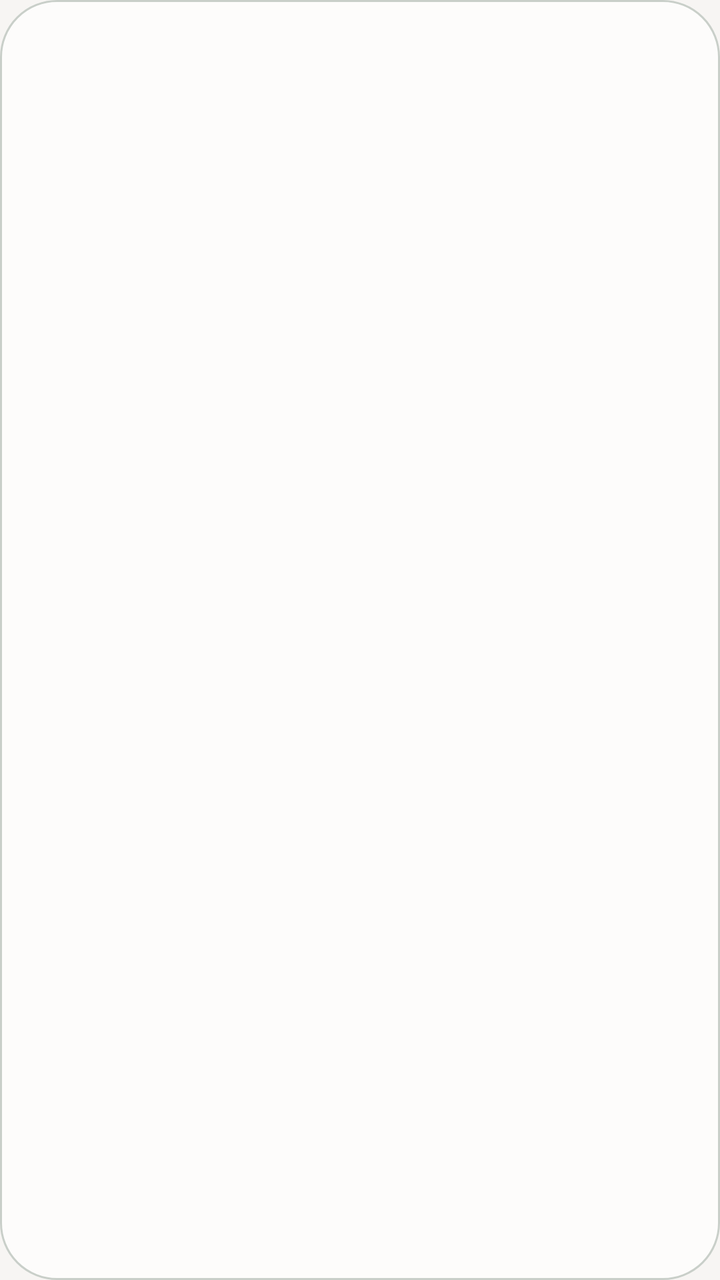
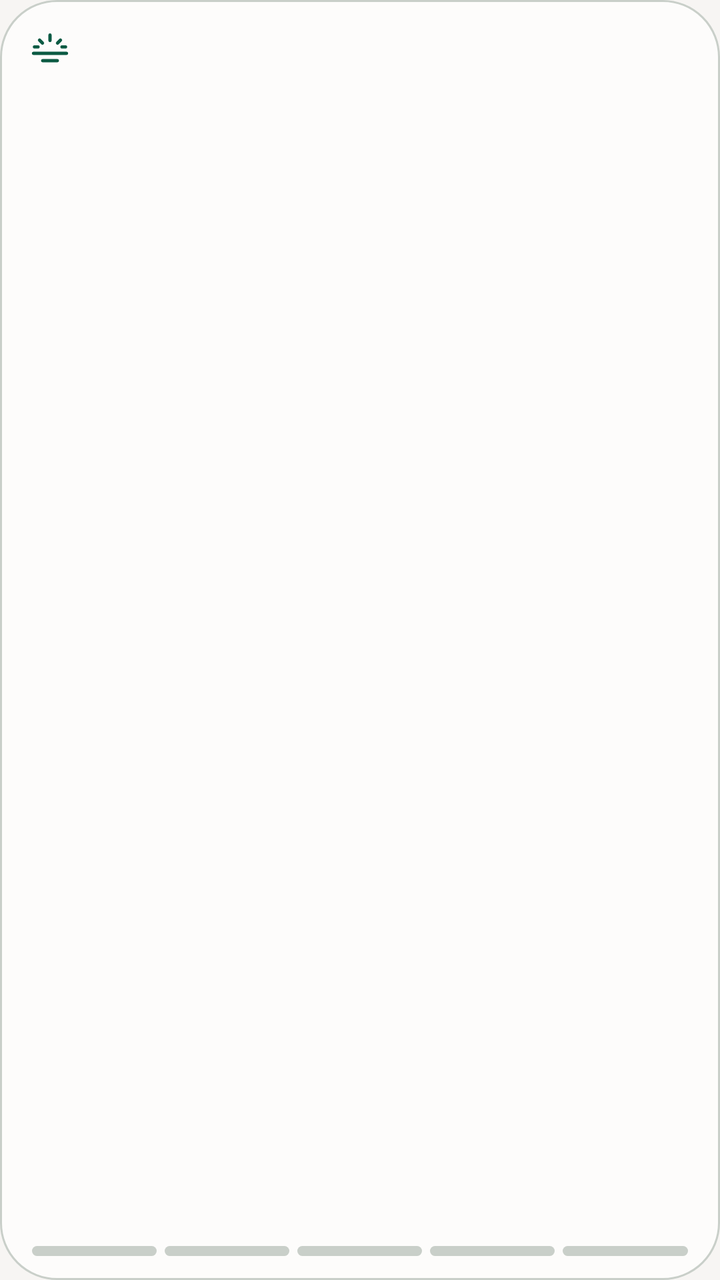

Before-and-after screenshots of an Android layout around one commit, followed by the original layout XML and the change that was made.
<!-- AndroidManifest.xml: application theme Theme.SajdaTime -->
<!-- res/layout/widget_next_prayer.xml -->
<?xml version="1.0" encoding="utf-8"?>
<LinearLayout xmlns:android="http://schemas.android.com/apk/res/android"
    android:id="@+id/widget_root"
    android:layout_width="match_parent"
    android:layout_height="match_parent"
    android:background="@drawable/widget_background"
    android:gravity="center_vertical"
    android:orientation="vertical"
    android:paddingStart="14dp"
    android:paddingTop="8dp"
    android:paddingEnd="14dp"
    android:paddingBottom="8dp">

    <TextView
        android:id="@+id/widget_name"
        android:layout_width="match_parent"
        android:layout_height="wrap_content"
        android:ellipsize="end"
        android:importantForAccessibility="no"
        android:maxLines="1"
        android:textAlignment="viewStart"
        android:textColor="@color/widget_on_surface"
        android:textSize="20sp"
        android:textStyle="bold" />

    <TextView
        android:id="@+id/widget_time"
        android:layout_width="match_parent"
        android:layout_height="wrap_content"
        android:ellipsize="end"
        android:fontFeatureSettings="tnum"
        android:importantForAccessibility="no"
        android:maxLines="1"
        android:textAlignment="viewStart"
        android:textColor="@color/widget_on_surface"
        android:textSize="16sp" />

    <TextView
        android:id="@+id/widget_sublabel"
        android:layout_width="match_parent"
        android:layout_height="wrap_content"
        android:ellipsize="end"
        android:importantForAccessibility="no"
        android:maxLines="1"
        android:textAlignment="viewStart"
        android:textColor="@color/widget_on_surface_variant"
        android:textSize="11sp"
        android:visibility="gone" />

    <Chronometer
        android:id="@+id/widget_countdown"
        android:layout_width="match_parent"
        android:layout_height="wrap_content"
        android:importantForAccessibility="no"
        android:textAlignment="viewStart"
        android:textColor="@color/widget_primary"
        android:textSize="14sp"
        android:visibility="gone" />
</LinearLayout>
<!-- resources referenced by this layout -->
<resources>
  <color name="widget_on_surface">#1B211E</color>
  <color name="widget_on_surface_variant">#5A605C</color>
  <color name="widget_primary">#0B5A43</color>
  <!-- drawable widget_background (drawable) -->
  <?xml version="1.0" encoding="utf-8"?>
  <shape xmlns:android="http://schemas.android.com/apk/res/android" android:shape="rectangle">
      <solid android:color="@color/widget_surface" />
      <corners android:radius="@dimen/widget_corner_radius" />
      <stroke android:width="1dp" android:color="@color/widget_outline_variant" />
  </shape>
  <style name="Theme.SajdaTime" parent="android:Theme.Material.Light.NoActionBar">
          <item name="android:statusBarColor">@android:color/transparent</item>
          <item name="android:navigationBarColor">@android:color/transparent</item>
          <item name="android:windowBackground">@color/window_background</item>
      </style>
  <color name="widget_surface">#FDFCFB</color>
  <dimen name="widget_corner_radius">16dp</dimen>
  <color name="widget_outline_variant">#C9CFC9</color>
  <color name="window_background">#F7F5F3</color>
</resources>

<!-- the commit's change to res/layout/widget_next_prayer.xml (unified diff, before → after) -->
@@ -1,59 +1,154 @@
 <?xml version="1.0" encoding="utf-8"?>
-<LinearLayout xmlns:android="http://schemas.android.com/apk/res/android"
+<LinearLayout
+    xmlns:android="http://schemas.android.com/apk/res/android"
+    xmlns:tools="http://schemas.android.com/tools"
     android:id="@+id/widget_root"
     android:layout_width="match_parent"
     android:layout_height="match_parent"
     android:background="@drawable/widget_background"
-    android:gravity="center_vertical"
     android:orientation="vertical"
     android:paddingStart="14dp"
-    android:paddingTop="8dp"
+    android:paddingTop="12dp"
     android:paddingEnd="14dp"
-    android:paddingBottom="8dp">
+    android:paddingBottom="12dp"
+    tools:ignore="UselessLeaf,NestedWeights,UseCompoundDrawables">
 
-    <TextView
-        android:id="@+id/widget_name"
+    <LinearLayout
         android:layout_width="match_parent"
         android:layout_height="wrap_content"
-        android:ellipsize="end"
-        android:importantForAccessibility="no"
-        android:maxLines="1"
-        android:textAlignment="viewStart"
-        android:textColor="@color/widget_on_surface"
-        android:textSize="20sp"
-        android:textStyle="bold" />
-
-    <TextView
-        android:id="@+id/widget_time"
-        android:layout_width="match_parent"
-        android:layout_height="wrap_content"
-        android:ellipsize="end"
-        android:fontFeatureSettings="tnum"
-        android:importantForAccessibility="no"
-        android:maxLines="1"
-        android:textAlignment="viewStart"
-        android:textColor="@color/widget_on_surface"
-        android:textSize="16sp" />
+        android:gravity="center_vertical"
+        android:orientation="horizontal">
+        <ImageView
+            android:id="@+id/widget_glyph"
+            android:layout_width="22dp"
+            android:layout_height="22dp"
+            android:importantForAccessibility="no"
+            android:src="@drawable/widget_glyph_fajr"
+            android:tint="@color/widget_primary" />
+        <TextView
+            android:id="@+id/widget_name"
+            android:layout_width="wrap_content"
+            android:layout_height="wrap_content"
+            android:layout_marginStart="8dp"
+            android:ellipsize="end"
+            android:importantForAccessibility="no"
+            android:maxLines="1"
+            android:textAlignment="viewStart"
+            android:textColor="@color/widget_on_surface"
+            android:textSize="16sp"
+            android:textStyle="bold" />
+        <TextView
+            android:id="@+id/widget_time"
+            android:layout_width="0dp"
+            android:layout_height="wrap_content"
+            android:layout_marginStart="8dp"
+            android:layout_weight="1"
+            android:ellipsize="end"
+            android:fontFeatureSettings="tnum"
+            android:importantForAccessibility="no"
+            android:maxLines="1"
+            android:textAlignment="viewEnd"
+            android:textColor="@color/widget_on_surface_variant"
+            android:textSize="13sp" />
+    </LinearLayout>
 
     <TextView
         android:id="@+id/widget_sublabel"
         android:layout_width="match_parent"
         android:layout_height="wrap_content"
+        android:layout_marginTop="2dp"
         android:ellipsize="end"
         android:importantForAccessibility="no"
         android:maxLines="1"
         android:textAlignment="viewStart"
         android:textColor="@color/widget_on_surface_variant"
-        android:textSize="11sp"
+        android:textSize="12sp"
         android:visibility="gone" />
+
+    <LinearLayout
+        android:layout_width="match_parent"
+        android:layout_height="0dp"
+        android:layout_weight="1"
+        android:orientation="vertical" />
 
     <Chronometer
         android:id="@+id/widget_countdown"
         android:layout_width="match_parent"
         android:layout_height="wrap_content"
+        android:fontFamily="sans-serif-light"
+        android:fontFeatureSettings="tnum"
         android:importantForAccessibility="no"
+        android:includeFontPadding="false"
+        android:maxLines="1"
         android:textAlignment="viewStart"
-        android:textColor="@color/widget_primary"
-        android:textSize="14sp"
+        android:textColor="@color/widget_on_surface"
+        android:textSize="36sp"
         android:visibility="gone" />
+    <TextView
+        android:id="@+id/widget_hero_time"
+        android:layout_width="match_parent"
+        android:layout_height="wrap_content"
+        android:ellipsize="end"
+        android:fontFamily="sans-serif-light"
+        android:fontFeatureSettings="tnum"
+        android:importantForAccessibility="no"
+        android:includeFontPadding="false"
+        android:maxLines="1"
+        android:textAlignment="viewStart"
+        android:textColor="@color/widget_on_surface"
+        android:textSize="36sp"
+        android:visibility="gone" />
+
+    <LinearLayout
+        android:id="@+id/widget_progress"
+        android:layout_width="match_parent"
+        android:layout_height="wrap_content"
+        android:layout_marginTop="10dp"
+        android:orientation="horizontal">
+        <ImageView
+            android:id="@+id/widget_seg_1"
+            android:layout_width="0dp"
+            android:layout_height="5dp"
+            android:layout_marginStart="2dp"
+            android:layout_marginEnd="2dp"
+            android:layout_weight="1"
+            android:background="@drawable/widget_seg_todo"
+            android:importantForAccessibility="no" />
+        <ImageView
+            android:id="@+id/widget_seg_2"
+            android:layout_width="0dp"
+            android:layout_height="5dp"
+            android:layout_marginStart="2dp"
+            android:layout_marginEnd="2dp"
+            android:layout_weight="1"
+            android:background="@drawable/widget_seg_todo"
+            android:importantForAccessibility="no" />
+        <ImageView
+            android:id="@+id/widget_seg_3"
+            android:layout_width="0dp"
+            android:layout_height="5dp"
+            android:layout_marginStart="2dp"
+            android:layout_marginEnd="2dp"
+            android:layout_weight="1"
+            android:background="@drawable/widget_seg_todo"
+            android:importantForAccessibility="no" />
+        <ImageView
+            android:id="@+id/widget_seg_4"
+            android:layout_width="0dp"
+            android:layout_height="5dp"
+            android:layout_marginStart="2dp"
+            android:layout_marginEnd="2dp"
+            android:layout_weight="1"
+            android:background="@drawable/widget_seg_todo"
+            android:importantForAccessibility="no" />
+        <ImageView
+            android:id="@+id/widget_seg_5"
+            android:layout_width="0dp"
+            android:layout_height="5dp"
+            android:layout_marginStart="2dp"
+            android:layout_marginEnd="2dp"
+            android:layout_weight="1"
+            android:background="@drawable/widget_seg_todo"
+            android:importantForAccessibility="no" />
+    </LinearLayout>
 </LinearLayout>
<!-- resource entries referenced after the edit -->
@@ -10,6 +10,28 @@
       <corners android:radius="@dimen/widget_corner_radius" />
       <stroke android:width="1dp" android:color="@color/widget_outline_variant" />
   </shape>
+  <!-- drawable widget_glyph_fajr (drawable) -->
+  <?xml version="1.0" encoding="utf-8"?>
+  <vector xmlns:android="http://schemas.android.com/apk/res/android"
+      android:width="24dp"
+      android:height="24dp"
+      android:autoMirrored="false"
+      android:viewportWidth="24"
+      android:viewportHeight="24">
+      <path
+          android:pathData="M3,16H21M12,6V9M6.3,8.8L7.9,10.4M17.7,8.8L16.1,10.4M3.5,12.5H5.5M18.5,12.5H20.5M8,20H16"
+          android:strokeWidth="1.8"
+          android:strokeAlpha="1"
+          android:strokeColor="#FFFFFFFF"
+          android:strokeLineCap="round"
+          android:strokeLineJoin="round" />
+  </vector>
+  <!-- drawable widget_seg_todo (drawable) -->
+  <?xml version="1.0" encoding="utf-8"?>
+  <shape xmlns:android="http://schemas.android.com/apk/res/android" android:shape="rectangle">
+      <solid android:color="@color/widget_outline_variant" />
+      <corners android:radius="3dp" />
+  </shape>
   <style name="Theme.SajdaTime" parent="android:Theme.Material.Light.NoActionBar">
           <item name="android:statusBarColor">@android:color/transparent</item>
           <item name="android:navigationBarColor">@android:color/transparent</item>
